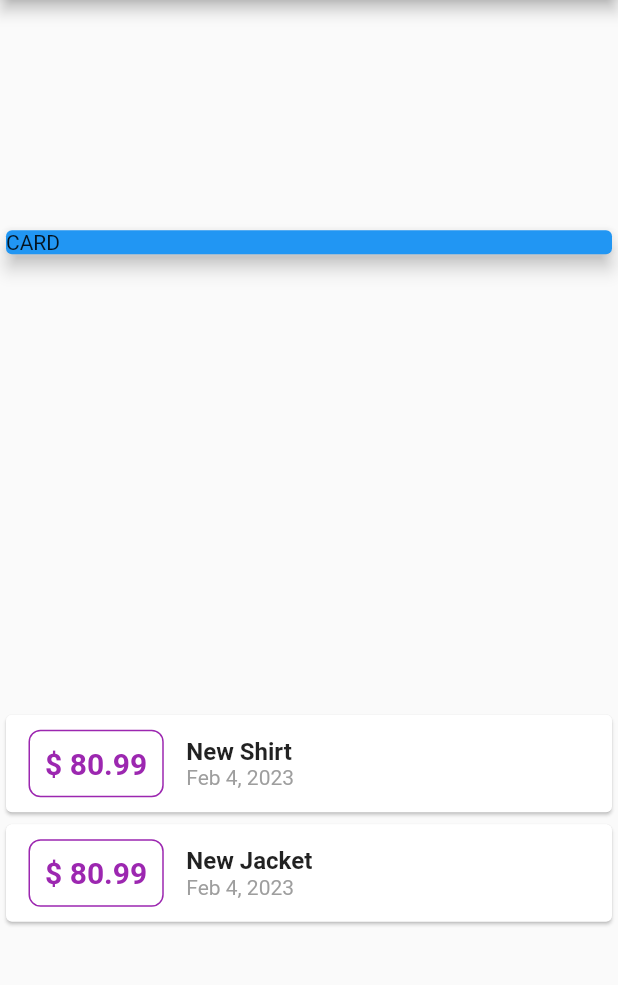
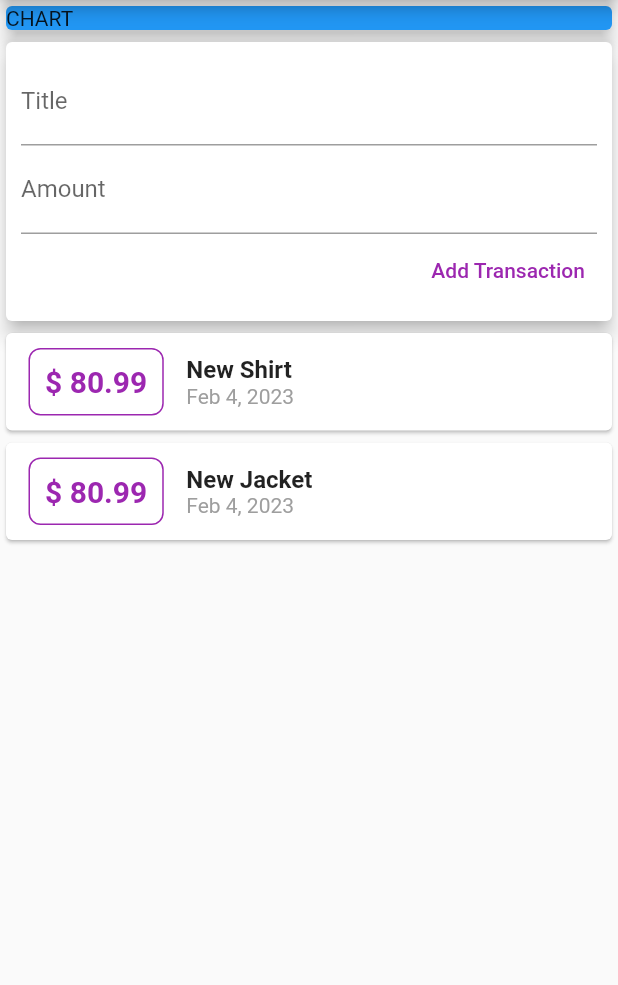
Before and after one commit to aritroo/expense_manager, a Flutter app: the screen it shows after launch, on a phone screen of 412 x 824 dp, the part 84-1069 px from its top. Run offline on Flutter 3.47's test engine with Material 2 defaults, Android fonts, the phone set to English and light mode, and no system bars.

Commit message:
added text input

```diff
--- a/lib/main.dart
+++ b/lib/main.dart
@@ -38,15 +38,39 @@ class MyHomePage extends StatelessWidget {
         title: Text('Expense Manager'),
       ),
       body: Column(
-        mainAxisAlignment: MainAxisAlignment.spaceAround,
+        mainAxisAlignment: MainAxisAlignment.start,
         crossAxisAlignment: CrossAxisAlignment.stretch,
         children: [
           Container(
             width: double.infinity,
             child: Card(
               color: Colors.blue,
-              child: Text('CARD'),
+              child: Text('CHART'),
               elevation: 5,
+            ),
+          ),
+          Card(
+            elevation: 5,
+            child: Container(
+              padding: EdgeInsets.all(10),
+              child: Column(
+                crossAxisAlignment: CrossAxisAlignment.end,
+                children: [
+                  TextField(
+                    decoration: InputDecoration(labelText: 'Title'),
+                  ),
+                  TextField(
+                    decoration: InputDecoration(labelText: 'Amount'),
+                  ),
+                  TextButton(
+                    onPressed: () {},
+                    child: Text(
+                      'Add Transaction',
+                      style: TextStyle(color: Colors.purple),
+                    ),
+                  )
+                ],
+              ),
             ),
           ),
           Column(
```
